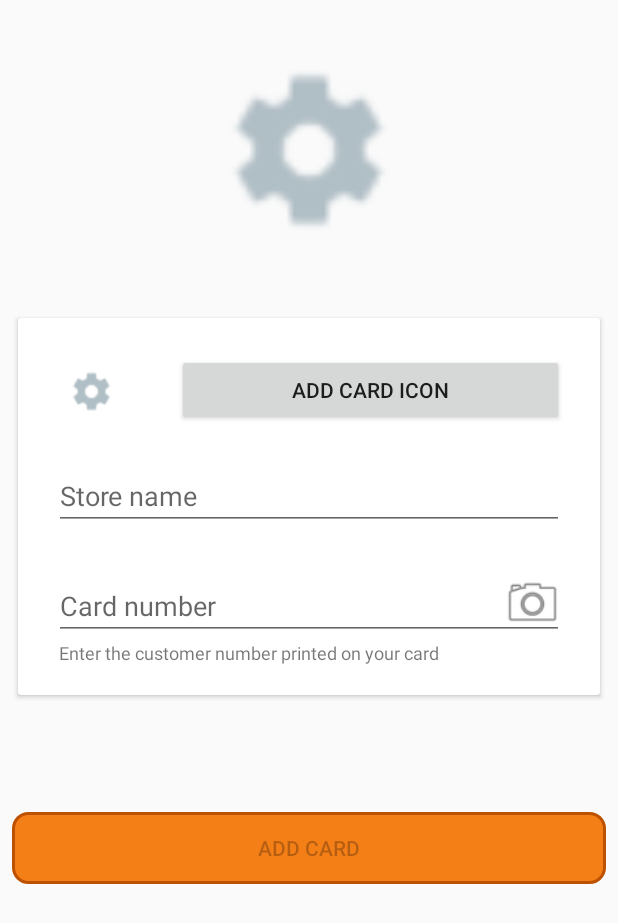
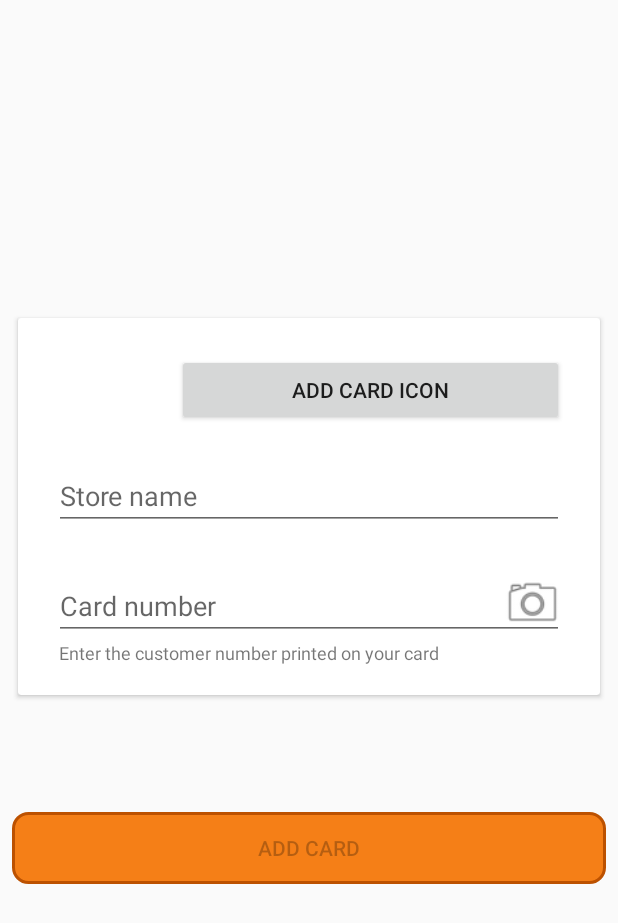
Before and after one commit to Hoegsgaard/Medlemskort, an Android app: the CreateCardTemplateFragment screen opened through its navigation route, after a tap on "Make your own!", on a phone screen of 412 x 824 dp. Shown: the top 923 px of the screen. Run offline under Robolectric (Android 15) with nearby library versions, the phone set to English and light mode, and no system bars; our stand-ins replace Firebase (no records; nobody signed in at launch, a user with empty details on screens opened directly), data binding.

Commit message:
Added Image File. If you choose Custom Card the avlue of the card name is shown in the image above.

```diff
--- a/app/src/main/java/com/example/medlemskort/CreateCardInputFragment.kt
+++ b/app/src/main/java/com/example/medlemskort/CreateCardInputFragment.kt
@@ -30,12 +30,21 @@ class CreateCardInputFragment : Fragment() {
         )
 
         brand = CreateCardInputFragmentArgs.fromBundle(arguments!!).brand
+        var logo : Int = 0
+        if (brand != "") {
+            logo  = getLogoByBrand(brand)
+            binding.addCardIconButton.visibility = View.INVISIBLE
 
-        if (brand != "") {
-            binding.addCardIconButton.visibility = View.INVISIBLE
         }
-        val cardname = CreateCardInputFragmentArgs.fromBundle(arguments!!).cardname
-        val logo = getLogoByBrand(brand)
+        else
+        {
+            binding.storeNameEdittext.doOnTextChanged { text, start, count, after ->
+                binding.headerImageview.text = text
+            }
+        }
+
+        var cardname = CreateCardInputFragmentArgs.fromBundle(arguments!!).cardname
+
         /*
         Create card and navigate to View Barcode Fragment
          */
@@ -44,6 +53,7 @@ class CreateCardInputFragment : Fragment() {
         }
         binding.addCardButton.setOnClickListener { view: View ->
             addCardToDatabase()
+            cardname = binding.storeNameEdittext.text.toString()
             val cardnumber = card_number_edittext.text.toString().toLong()
             Navigation.findNavController(view)
                 .navigate(
@@ -60,7 +70,7 @@ class CreateCardInputFragment : Fragment() {
 
 
         binding.storeNameEdittext.setText(cardname)
-        binding.headerImageview.setImageResource(logo)
+        binding.headerImageview.setBackgroundResource(logo)
         binding.circleImageview.setImageResource(logo)
         binding.cardNumberEdittext.doOnTextChanged { text, start, count, after ->
             if (text!!.isNotEmpty()) {
--- a/app/src/main/java/com/example/medlemskort/ViewCardsFragment.kt
+++ b/app/src/main/java/com/example/medlemskort/ViewCardsFragment.kt
@@ -99,7 +99,7 @@ class ViewCardsFragment : Fragment() {
             val cardView = layoutInflater.inflate(R.layout.brand_card, null, false)
             val space = layoutInflater.inflate(R.layout.spacer,null,false)
             val brandImg = img(cards[i].brand)
-            cardView.brandName.text = cards[i].brand
+            cardView.brandName.text = cards[i].cardname
             cardView.brandLogo.setImageResource(brandImg)
             cardView.setOnClickListener {
                     view: View ->
--- a/app/src/main/res/layout/fragment_create_card_input.xml
+++ b/app/src/main/res/layout/fragment_create_card_input.xml
@@ -11,16 +11,18 @@
 
     <!-- TODO: Update blank fragment layout -->
 
-    <ImageView
+    <TextView
       android:id="@+id/header_imageview"
       android:layout_width="0dp"
       android:layout_height="200dp"
+      android:background="@color/colorPrimary"
       android:contentDescription="@string/create_card_input_header_description"
+      android:gravity="center"
+      android:textSize="24sp"
       app:layout_constraintEnd_toEndOf="parent"
       app:layout_constraintHorizontal_bias="0.0"
       app:layout_constraintStart_toStartOf="parent"
-        app:layout_constraintTop_toTopOf="parent"
-        app:srcCompat="?attr/colorPrimary" />
+      app:layout_constraintTop_toTopOf="parent" />
 
     <androidx.cardview.widget.CardView
         android:id="@+id/cardViewNotes"
```
Also changed, not shown: app/src/main/res/drawable/questionmark.png (added). Lines whose indentation alone changed are shown as unchanged.
